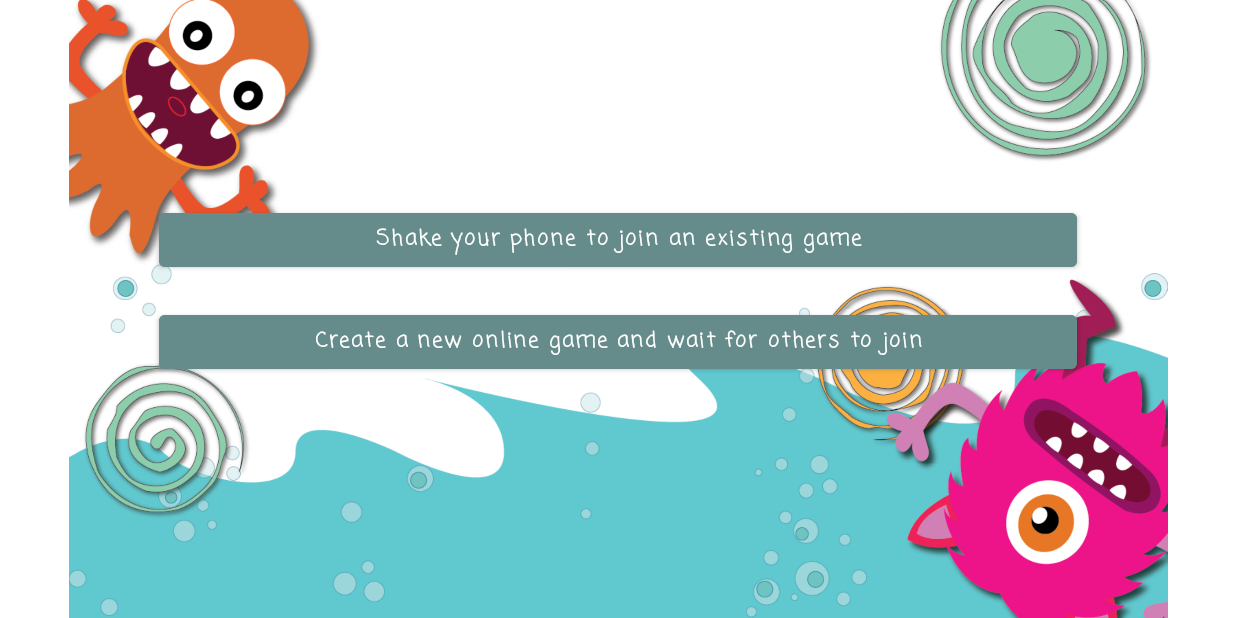
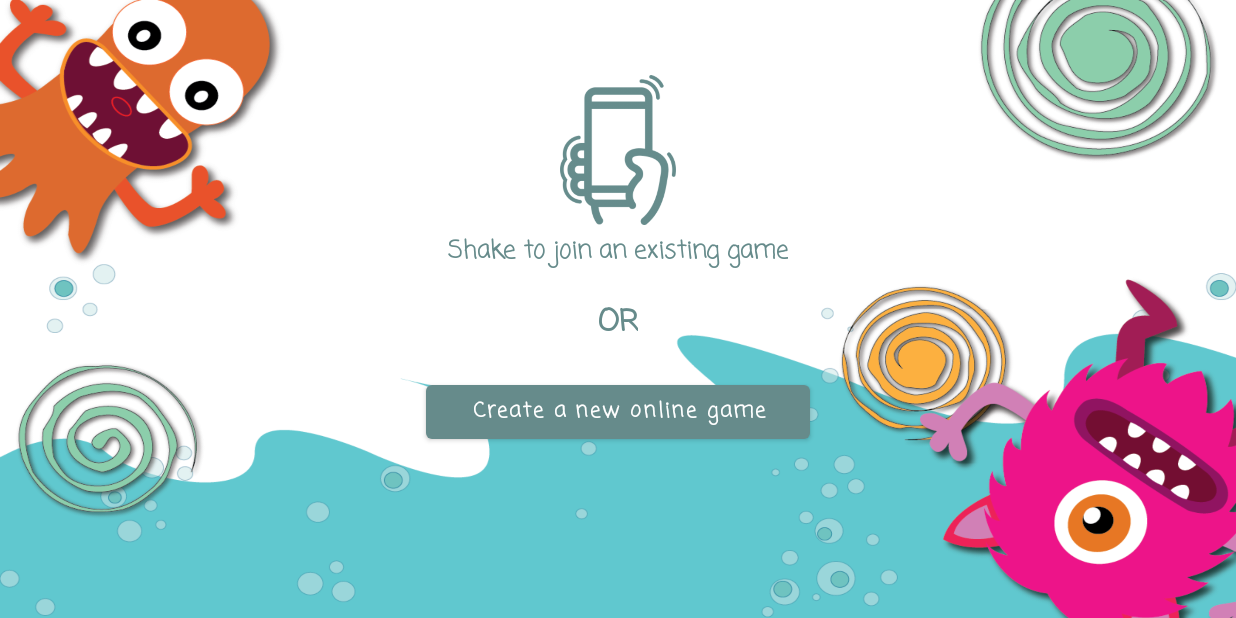
Before and after one commit to Meiwang1248/MonsterMath, an Android app: the screen it shows after launch once a user with an empty profile is signed in (MatchingActivity), after a tap on "PLAY", on a phone screen of 824 x 412 dp (held sideways). Run offline under Robolectric (Android 15) with nearby library versions, the phone set to English and light mode, and no system bars; our stand-ins replace Firebase (no records; nobody signed in at launch, a user with empty details on screens opened directly).

Commit message:
update shaking icon to matching layout

```diff
--- a/app/src/main/java/edu/neu/madcourse/monstermath/MatchingActivity.java
+++ b/app/src/main/java/edu/neu/madcourse/monstermath/MatchingActivity.java
@@ -58,7 +58,7 @@ public class MatchingActivity extends AppCompatActivity {
 
         // link buttons
         btnCreateNewGame = findViewById(R.id.btnCreateNewGame);
-        btnShakeToJoin = findViewById(R.id.btnShakeToJoin);
+//        btnShakeToJoin = findViewById(R.id.btnShakeToJoin);
 
         getGameSettings();
 
--- a/app/src/main/res/layout/activity_matching.xml
+++ b/app/src/main/res/layout/activity_matching.xml
@@ -10,7 +10,8 @@
         android:layout_width="match_parent"
         android:layout_height="wrap_content"
         android:contentDescription="background_image"
-        android:scaleType="centerInside"
+        android:scaleType="fitXY"
+        android:adjustViewBounds="true"
         android:src="@drawable/bg_login_1600x900" />
 
     <LinearLayout
@@ -18,37 +19,65 @@
         android:layout_height="match_parent"
         android:gravity="center_horizontal"
         android:orientation="vertical"
-        android:padding="46dp">
+        android:padding="50dp">
 
-        <Button
-            android:id="@+id/btnShakeToJoin"
-            android:layout_width="match_parent"
+        <LinearLayout
+            android:layout_width="wrap_content"
             android:layout_height="wrap_content"
-            android:text="@string/matching_shake_phone_line"
+            android:orientation="vertical"
+            android:gravity="center">
+
+            <ImageView
+                android:layout_width="100dp"
+                android:layout_height="100dp"
+                android:src="@drawable/shake"/>
+
+            <TextView
+                android:layout_width="wrap_content"
+                android:layout_height="wrap_content"
+                android:layout_marginTop="5dp"
+                android:text="@string/matching_shake_phone_line"
+                android:fontFamily="casual"
+                android:textStyle="bold"
+                android:textSize="16sp"
+                android:textColor="@color/colorPrimary"/>
+
+        </LinearLayout>
+
+        <TextView
+            android:layout_width="wrap_content"
+            android:layout_height="wrap_content"
+            android:textSize="20sp"
+            android:layout_marginTop="20dp"
+            android:text="OR"
             android:fontFamily="casual"
-            android:layout_marginTop="90dp"
-            android:layout_marginRight="60dp"
-            android:layout_marginLeft="60dp"
-            android:textStyle="bold"
-            android:textAllCaps="false"
-            android:backgroundTint="@color/colorPrimary"/>
+            android:textColor="@color/colorPrimary"
+            android:textStyle="bold"/>
+
+<!--        <Button-->
+<!--            android:id="@+id/btnShakeToJoin"-->
+<!--            android:layout_width="match_parent"-->
+<!--            android:layout_height="wrap_content"-->
+<!--            android:text="@string/matching_shake_phone_line"-->
+<!--            android:fontFamily="casual"-->
+<!--            android:layout_marginTop="90dp"-->
+<!--            android:layout_marginRight="60dp"-->
+<!--            android:layout_marginLeft="60dp"-->
+<!--            android:textStyle="bold"-->
+<!--            android:textAllCaps="false"-->
+<!--            android:backgroundTint="@color/colorPrimary"/>-->
 
         <Button
             android:id="@+id/btnCreateNewGame"
-            android:layout_width="match_parent"
+            android:layout_width="wrap_content"
             android:layout_height="wrap_content"
             android:layout_marginTop="20dp"
             android:textStyle="bold"
             android:text="@string/matching_create_game_line"
-            android:backgroundTint="@color/colorPrimary"
             android:fontFamily="casual"
-            android:layout_marginRight="60dp"
-            android:layout_marginLeft="60dp"
             android:textColor="@color/white"
-            app:backgroundTint="@null"
-            android:textAllCaps="false" />
-
-
+            android:textAllCaps="false"
+            android:ems="12"/>
 
     </LinearLayout>
 
--- a/app/src/main/res/values/strings.xml
+++ b/app/src/main/res/values/strings.xml
@@ -17,6 +17,6 @@
     <string name="setting_button_play">Play</string>
     <string name="score_board">Score Board</string>
     <string name="setting_button_logout">Logout</string>
-    <string name="matching_shake_phone_line">Shake your phone to join an existing game</string>
-    <string name="matching_create_game_line">Create a new online game and wait for others to join</string>
+    <string name="matching_shake_phone_line">Shake to join an existing game</string>
+    <string name="matching_create_game_line">Create a new online game</string>
 </resources>
```
Also changed, not shown: app/src/main/res/drawable/shake.png (added).
